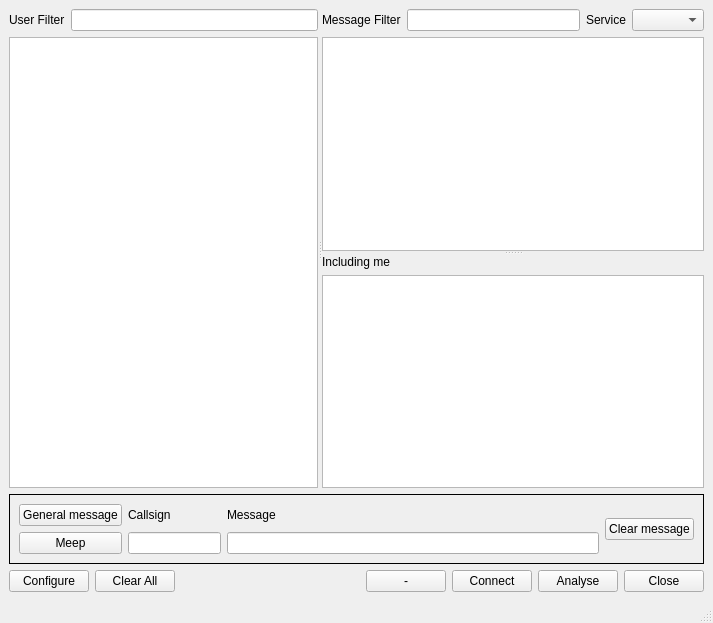
Qt form mqt/MqtKSTClient/kstmainwindow.ui (Rsclub22/Minos2-Mirror) before a commit.
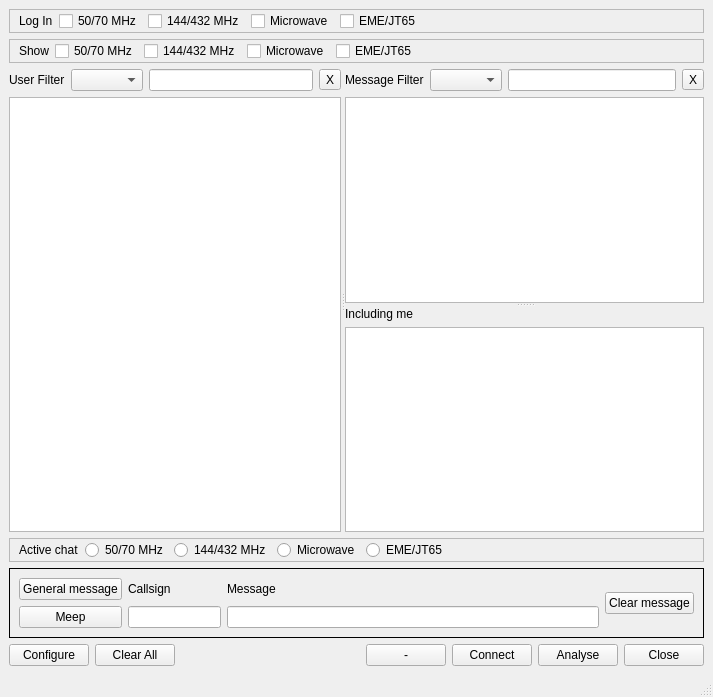
The same form after that commit. Custom widgets are drawn as their Qt base class.

Commit message: implement multi band login and filters

Diff of the .ui file:
```diff
--- a/mqt/MqtKSTClient/kstmainwindow.ui
+++ b/mqt/MqtKSTClient/kstmainwindow.ui
@@ -7,7 +7,7 @@
     <x>0</x>
     <y>0</y>
     <width>713</width>
-    <height>623</height>
+    <height>697</height>
    </rect>
   </property>
   <property name="windowTitle">
@@ -15,6 +15,138 @@
   </property>
   <widget class="QWidget" name="centralwidget">
    <layout class="QVBoxLayout" name="verticalLayout_7">
+    <item>
+     <widget class="QFrame" name="frame">
+      <property name="frameShape">
+       <enum>QFrame::StyledPanel</enum>
+      </property>
+      <property name="frameShadow">
+       <enum>QFrame::Raised</enum>
+      </property>
+      <layout class="QHBoxLayout" name="horizontalLayout_4">
+       <property name="topMargin">
+        <number>1</number>
+       </property>
+       <property name="bottomMargin">
+        <number>1</number>
+       </property>
+       <item>
+        <widget class="QLabel" name="label_6">
+         <property name="text">
+          <string>Log In</string>
+         </property>
+        </widget>
+       </item>
+       <item>
+        <widget class="QCheckBox" name="login1cb">
+         <property name="text">
+          <string>50/70 MHz</string>
+         </property>
+        </widget>
+       </item>
+       <item>
+        <widget class="QCheckBox" name="login2cb">
+         <property name="text">
+          <string>144/432 MHz</string>
+         </property>
+        </widget>
+       </item>
+       <item>
+        <widget class="QCheckBox" name="login3cb">
+         <property name="text">
+          <string>Microwave</string>
+         </property>
+        </widget>
+       </item>
+       <item>
+        <widget class="QCheckBox" name="login4cb">
+         <property name="text">
+          <string>EME/JT65</string>
+         </property>
+        </widget>
+       </item>
+       <item>
+        <spacer name="horizontalSpacer_2">
+         <property name="orientation">
+          <enum>Qt::Horizontal</enum>
+         </property>
+         <property name="sizeHint" stdset="0">
+          <size>
+           <width>40</width>
+           <height>20</height>
+          </size>
+         </property>
+        </spacer>
+       </item>
+      </layout>
+     </widget>
+    </item>
+    <item>
+     <widget class="QFrame" name="frame_2">
+      <property name="frameShape">
+       <enum>QFrame::StyledPanel</enum>
+      </property>
+      <property name="frameShadow">
+       <enum>QFrame::Raised</enum>
+      </property>
+      <layout class="QHBoxLayout" name="horizontalLayout_5">
+       <property name="topMargin">
+        <number>1</number>
+       </property>
+       <property name="bottomMargin">
+        <number>1</number>
+       </property>
+       <item>
+        <widget class="QLabel" name="label_7">
+         <property name="text">
+          <string>Show</string>
+         </property>
+        </widget>
+       </item>
+       <item>
+        <widget class="QCheckBox" name="show1cb">
+         <property name="text">
+          <string>50/70 MHz</string>
+         </property>
+        </widget>
+       </item>
+       <item>
+        <widget class="QCheckBox" name="show2cb">
+         <property name="text">
+          <string>144/432 MHz</string>
+         </property>
+        </widget>
+       </item>
+       <item>
+        <widget class="QCheckBox" name="show3cb">
+         <property name="text">
+          <string>Microwave</string>
+         </property>
+        </widget>
+       </item>
+       <item>
+        <widget class="QCheckBox" name="show4cb">
+         <property name="text">
+          <string>EME/JT65</string>
+         </property>
+        </widget>
+       </item>
+       <item>
+        <spacer name="horizontalSpacer_3">
+         <property name="orientation">
+          <enum>Qt::Horizontal</enum>
+         </property>
+         <property name="sizeHint" stdset="0">
+          <size>
+           <width>40</width>
+           <height>20</height>
+          </size>
+         </property>
+        </spacer>
+       </item>
+      </layout>
+     </widget>
+    </item>
     <item>
      <widget class="MinosSplitter" name="kstSplitter">
       <property name="sizePolicy">
@@ -37,6 +169,9 @@
             </property>
            </widget>
           </item>
+          <item>
+           <widget class="QComboBox" name="CSChatFilter"/>
+          </item>
           <item>
            <widget class="QLineEdit" name="CSFilter">
             <property name="clearButtonEnabled">
@@ -44,6 +179,13 @@
             </property>
            </widget>
           </item>
+          <item>
+           <widget class="QToolButton" name="clearUserFilter">
+            <property name="text">
+             <string>X</string>
+            </property>
+           </widget>
+          </item>
          </layout>
         </item>
         <item>
@@ -76,6 +218,9 @@
              </property>
             </widget>
            </item>
+           <item>
+            <widget class="QComboBox" name="messageChatFilter"/>
+           </item>
            <item>
             <widget class="QLineEdit" name="messageFilter">
              <property name="clearButtonEnabled">
@@ -84,15 +229,12 @@
             </widget>
            </item>
            <item>
-            <widget class="QLabel" name="label_3">
+            <widget class="QToolButton" name="clearMessageFilter">
              <property name="text">
-              <string>Service</string>
+              <string>X</string>
              </property>
             </widget>
            </item>
-           <item>
-            <widget class="QComboBox" name="serviceCombo"/>
-           </item>
           </layout>
          </item>
          <item>
@@ -131,6 +273,84 @@
       </widget>
      </widget>
     </item>
+    <item>
+     <widget class="QFrame" name="frame_3">
+      <property name="frameShape">
+       <enum>QFrame::StyledPanel</enum>
+      </property>
+      <property name="frameShadow">
+       <enum>QFrame::Raised</enum>
+      </property>
+      <layout class="QHBoxLayout" name="horizontalLayout_7">
+       <property name="topMargin">
+        <number>1</number>
+       </property>
+       <property name="bottomMargin">
+        <number>1</number>
+       </property>
+       <item>
+        <widget class="QLabel" name="label_8">
+         <property name="text">
+          <string>Active chat</string>
+         </property>
+        </widget>
+       </item>
+       <item>
+        <widget class="QRadioButton" name="active1rb">
+         <property name="text">
+          <string>50/70 MHz</string>
+         </property>
+         <attribute name="buttonGroup">
+          <string notr="true">activeChatGroup</string>
+         </attribute>
+        </widget>
+       </item>
+       <item>
+        <widget class="QRadioButton" name="active2rb">
+         <property name="text">
+          <string>144/432 MHz</string>
+         </property>
+         <attribute name="buttonGroup">
+          <string notr="true">activeChatGroup</string>
+         </attribute>
+        </widget>
+       </item>
+       <item>
+        <widget class="QRadioButton" name="active3rb">
+         <property name="text">
+          <string>Microwave</string>
+         </property>
+         <attribute name="buttonGroup">
+          <string notr="true">activeChatGroup</string>
+         </attribute>
+        </widget>
+       </item>
+       <item>
+        <widget class="QRadioButton" name="active4rb">
+         <property name="text">
+          <string>EME/JT65</string>
+         </property>
+         <attribute name="buttonGroup">
+          <string notr="true">activeChatGroup</string>
+         </attribute>
+        </widget>
+       </item>
+       <item>
+        <spacer name="horizontalSpacer_4">
+         <property name="orientation">
+          <enum>Qt::Horizontal</enum>
+         </property>
+         <property name="sizeHint" stdset="0">
+          <size>
+           <width>40</width>
+           <height>20</height>
+          </size>
+         </property>
+        </spacer>
+       </item>
+      </layout>
+     </widget>
+    </item>
     <item>
      <widget class="QFrame" name="messageFrame">
       <property name="frameShape">
```
Left out of the diff: 3 changed lines with no effect on the pictures. The commit also changes 6 other files.
